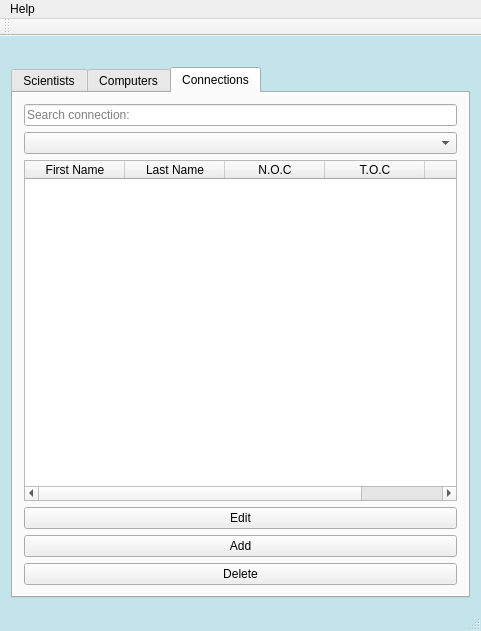
Qt form Gui-Vln-2016/mainwindow.ui (ivark16/Vln-2016) before a commit.
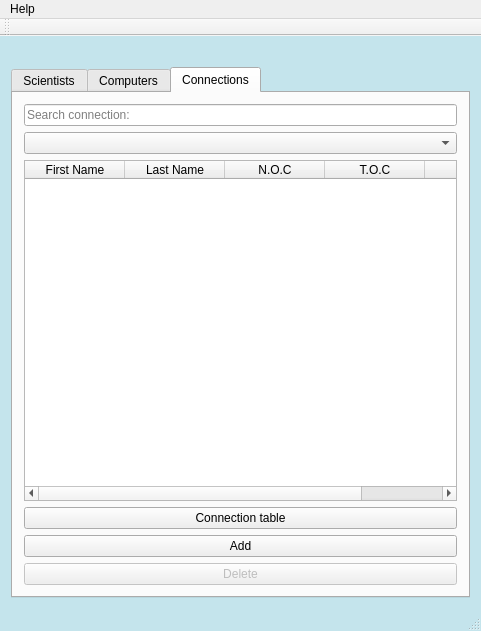
The same form after that commit. Icons and pictures are not drawn.

Patch:
```diff
--- a/Gui-Vln-2016/mainwindow.ui
+++ b/Gui-Vln-2016/mainwindow.ui
@@ -514,7 +514,7 @@
         <item>
          <widget class="QPushButton" name="pushButtonEditConnection">
           <property name="text">
-           <string>Edit</string>
+           <string>Connection table</string>
           </property>
          </widget>
         </item>
@@ -527,9 +527,21 @@
         </item>
         <item>
          <widget class="QPushButton" name="pushButtonDeleteConnection">
+          <property name="enabled">
+           <bool>false</bool>
+          </property>
           <property name="text">
            <string>Delete</string>
           </property>
+          <property name="checkable">
+           <bool>false</bool>
+          </property>
+          <property name="checked">
+           <bool>false</bool>
+          </property>
+          <property name="autoExclusive">
+           <bool>false</bool>
+          </property>
          </widget>
         </item>
        </layout>
```
Left out of the diff: 12 changed lines with no effect on the pictures.
